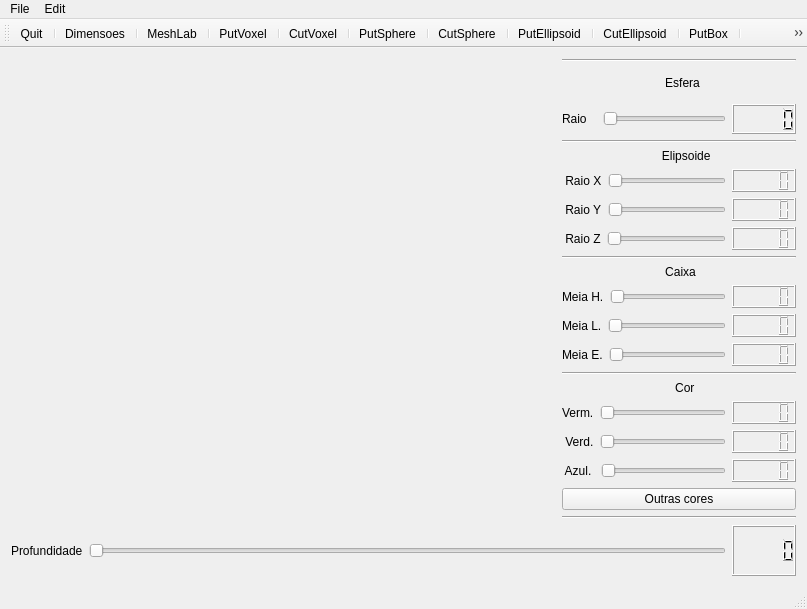
alecerioli/ProgramacaoAvancada, file Paint3D/mainwindow.ui: the form before one commit.
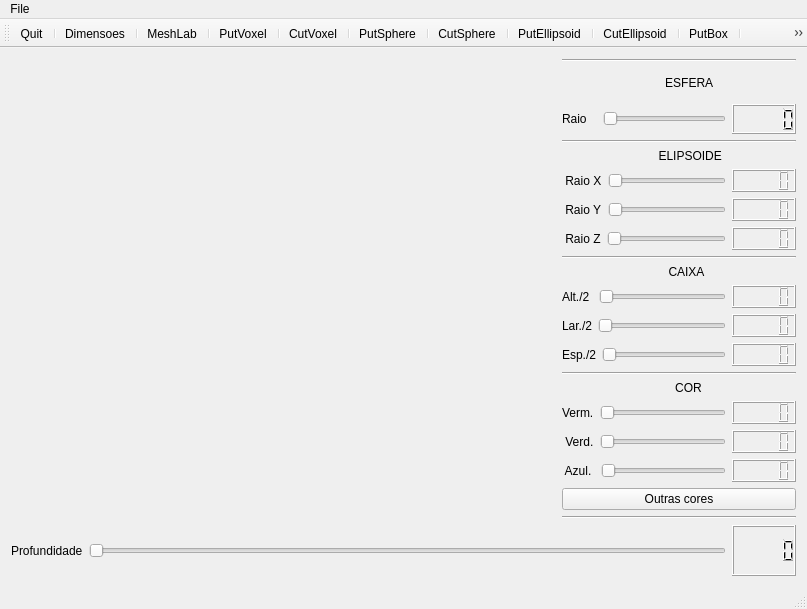
The form after the commit. Icons and pictures are not drawn. Custom widgets are drawn as their Qt base class.

Diff of the .ui file:
```diff
--- a/Paint3D/mainwindow.ui
+++ b/Paint3D/mainwindow.ui
@@ -36,7 +36,7 @@
             <item>
              <widget class="QLabel" name="label_6">
               <property name="text">
-               <string>                               Esfera</string>
+               <string>                               ESFERA</string>
               </property>
              </widget>
             </item>
@@ -78,7 +78,7 @@
             <item>
              <widget class="QLabel" name="label_4">
               <property name="text">
-               <string>                              Elipsoide</string>
+               <string>                             ELIPSOIDE</string>
               </property>
              </widget>
             </item>
@@ -168,7 +168,7 @@
             <item>
              <widget class="QLabel" name="label_9">
               <property name="text">
-               <string>                               Caixa</string>
+               <string>                                CAIXA</string>
               </property>
              </widget>
             </item>
@@ -177,14 +177,14 @@
               <item>
                <widget class="QLabel" name="label_7">
                 <property name="text">
-                 <string>Meia H.</string>
+                 <string>Alt./2 </string>
                 </property>
                </widget>
               </item>
               <item>
                <widget class="QSlider" name="horizontalSliderLarg">
                 <property name="maximum">
-                 <number>49</number>
+                 <number>14</number>
                 </property>
                 <property name="orientation">
                  <enum>Qt::Horizontal</enum>
@@ -201,14 +201,14 @@
               <item>
                <widget class="QLabel" name="label_8">
                 <property name="text">
-                 <string>Meia L.</string>
+                 <string>Lar./2</string>
                 </property>
                </widget>
               </item>
               <item>
                <widget class="QSlider" name="horizontalSliderAlt">
                 <property name="maximum">
-                 <number>49</number>
+                 <number>14</number>
                 </property>
                 <property name="orientation">
                  <enum>Qt::Horizontal</enum>
@@ -225,14 +225,14 @@
               <item>
                <widget class="QLabel" name="label_15">
                 <property name="text">
-                 <string>Meia E.</string>
+                 <string>Esp./2</string>
                 </property>
                </widget>
               </item>
               <item>
                <widget class="QSlider" name="horizontalSliderEsp">
                 <property name="maximum">
-                 <number>49</number>
+                 <number>14</number>
                 </property>
                 <property name="orientation">
                  <enum>Qt::Horizontal</enum>
@@ -258,7 +258,7 @@
             <item>
              <widget class="QLabel" name="label_10">
               <property name="text">
-               <string>                                  Cor</string>
+               <string>                                  COR</string>
               </property>
              </widget>
             </item>
@@ -399,13 +399,7 @@
     <addaction name="actionSave"/>
     <addaction name="actionNew"/>
    </widget>
-   <widget class="QMenu" name="menuEdit">
-    <property name="title">
-     <string>Edit</string>
-    </property>
-   </widget>
    <addaction name="menuFile"/>
-   <addaction name="menuEdit"/>
   </widget>
   <widget class="QToolBar" name="mainToolBar">
    <property name="toolButtonStyle">
```
Left out of the diff: 100 changed lines with no effect on the pictures.
